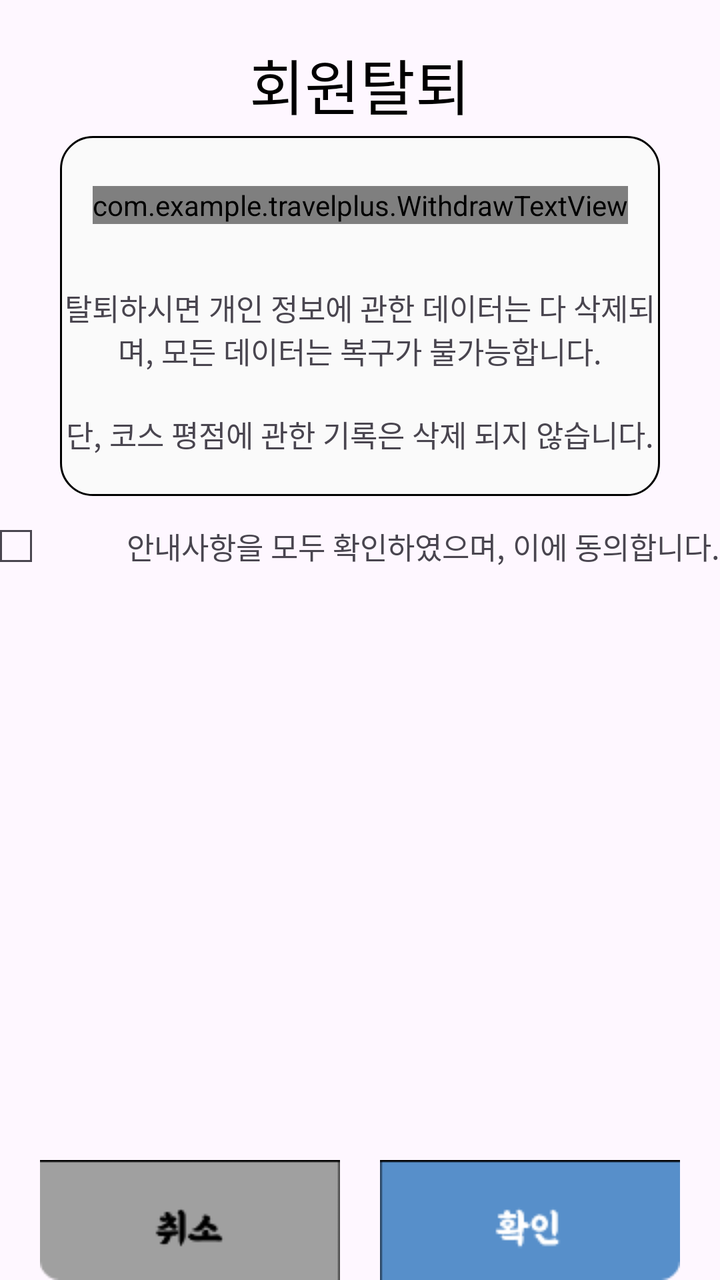
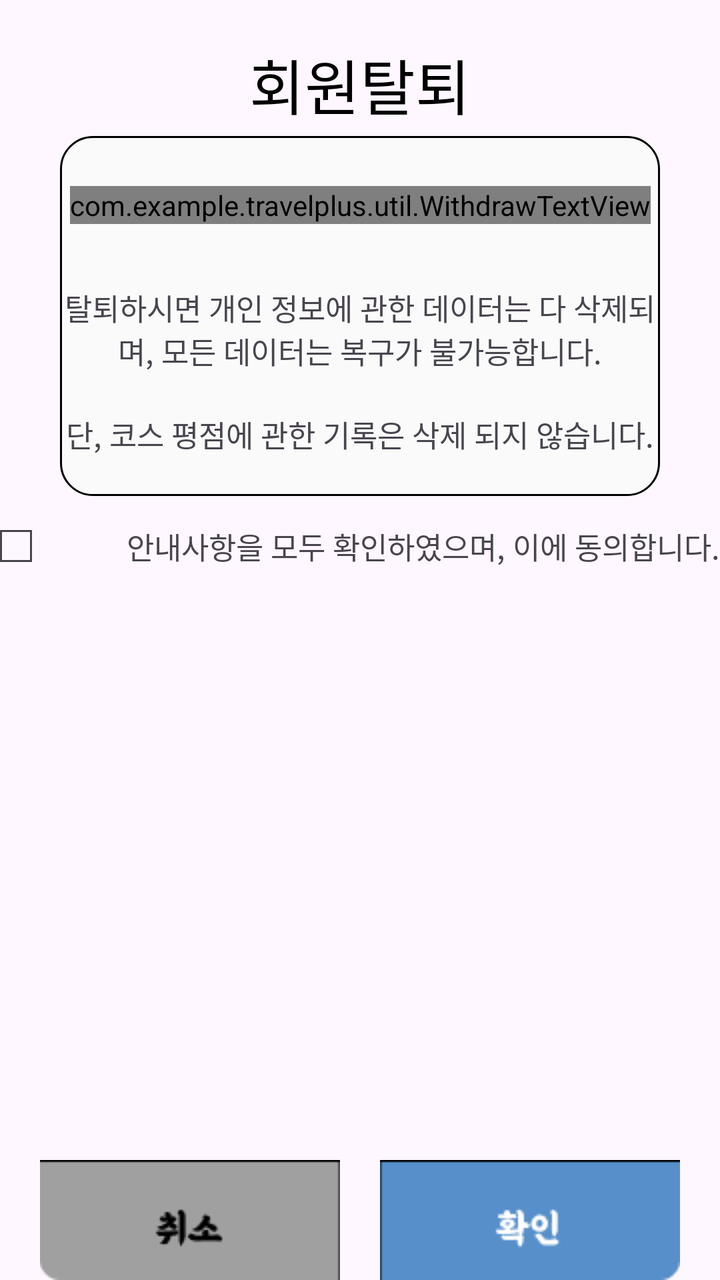

Screens rendered from an Android XML layout before and after an edit, with the pre-edit source and the edit as a unified diff.
<!-- AndroidManifest.xml: application theme Base.Theme.TravelPlus -->
<!-- res/layout/pop_up_withdraw.xml -->
<?xml version="1.0" encoding="utf-8"?>
<androidx.constraintlayout.widget.ConstraintLayout xmlns:android="http://schemas.android.com/apk/res/android"
    xmlns:app="http://schemas.android.com/apk/res-auto"
    xmlns:tools="http://schemas.android.com/tools"
    android:layout_width="300dp"
    android:layout_height="350dp">

    <TextView
        android:id="@+id/withdraw"
        android:layout_width="wrap_content"
        android:layout_height="wrap_content"
        android:fontFamily="@font/bmeuljirottf"
        android:text="회원탈퇴"
        android:textColor="@color/black"
        android:textSize="30dp"
        app:layout_constraintStart_toStartOf="parent"
        app:layout_constraintEnd_toEndOf="parent"
        app:layout_constraintTop_toTopOf="parent"
        android:layout_marginTop="20dp"/>
    <androidx.constraintlayout.widget.ConstraintLayout
        android:layout_width="300dp"
        android:layout_height="180dp"
        app:layout_constraintTop_toTopOf="@id/withdraw"
        android:layout_marginTop="48dp"
        app:layout_constraintStart_toStartOf="parent"
        app:layout_constraintEnd_toEndOf="parent"
        android:background="@drawable/rounded_withdraw_pop_up">
        <com.example.travelplus.WithdrawTextView
            android:id="@+id/check_text"
            android:layout_width="wrap_content"
            android:layout_height="wrap_content"
            android:text="여행+를 탈퇴하기 전 확인하세요"
            android:textColor="@color/black"
            android:textSize="18dp"
            android:fontFamily="@font/bmeuljirottf"
            app:layout_constraintTop_toTopOf="parent"
            app:layout_constraintStart_toStartOf="parent"
            app:layout_constraintEnd_toEndOf="parent"
            android:layout_marginTop="25dp" />
        <TextView
            android:layout_width="0dp"
            android:layout_height="wrap_content"
            android:textAlignment="center"
            android:text="탈퇴하시면 개인 정보에 관한 데이터는 다 삭제되며, 모든 데이터는 복구가 불가능합니다."
            android:fontFamily="@font/bmeuljirottf"
            android:textSize="15dp"
            app:layout_constraintTop_toTopOf="@id/check_text"
            app:layout_constraintStart_toStartOf="parent"
            app:layout_constraintEnd_toEndOf="parent"
            android:layout_marginTop="50dp"/>
        <TextView
            android:layout_width="wrap_content"
            android:layout_height="wrap_content"
            android:text="단, 코스 평점에 관한 기록은 삭제 되지 않습니다."
            android:fontFamily="@font/bmeuljirottf"
            android:textSize="15dp"
            app:layout_constraintTop_toTopOf="@id/check_text"
            app:layout_constraintStart_toStartOf="parent"
            app:layout_constraintEnd_toEndOf="parent"
            android:layout_marginTop="113dp"/>
    </androidx.constraintlayout.widget.ConstraintLayout>
    
    <CheckBox
        android:id="@+id/withdraw_check"
        android:layout_width="16dp"
        android:layout_height="16dp"
        app:layout_constraintTop_toTopOf="@id/withdraw"
        app:layout_constraintStart_toStartOf="parent"
        android:layout_marginTop="245dp" />
    <TextView
        android:layout_width="wrap_content"
        android:layout_height="wrap_content"
        android:text="안내사항을 모두 확인하였으며, 이에 동의합니다."
        android:fontFamily="@font/bmeuljirottf"
        android:textSize="15dp"
        app:layout_constraintTop_toTopOf="@id/withdraw"
        android:layout_marginTop="242dp"
        app:layout_constraintEnd_toEndOf="parent"/>
    <ImageView
        android:id="@+id/cancel_button"
        android:layout_width="150dp"
        android:layout_height="60dp"
        android:src="@drawable/cancel_btn"
        app:layout_constraintEnd_toStartOf="@id/check_button"
        app:layout_constraintStart_toStartOf="parent"
        app:layout_constraintBottom_toBottomOf="parent" />


    <ImageView
        android:id="@+id/check_button"
        android:layout_width="150dp"
        android:layout_height="60dp"
        android:src="@drawable/check_btn"
        android:clickable="false"
        app:layout_constraintEnd_toEndOf="parent"
        app:layout_constraintStart_toEndOf="@id/cancel_button"
        app:layout_constraintBottom_toBottomOf="parent" />

</androidx.constraintlayout.widget.ConstraintLayout>
<!-- resources referenced by this layout -->
<resources>
  <color name="black">#000000</color>
  <!-- drawable cancel_btn: png bitmap (drawable, 953 bytes) -->
  <!-- drawable check_btn: png bitmap (drawable, 1214 bytes) -->
  <!-- drawable rounded_withdraw_pop_up (drawable) -->
  <shape xmlns:android="http://schemas.android.com/apk/res/android"
      android:shape="rectangle">
      <solid android:color="#fafafa" />
      <corners android:radius="16dp" />
      <stroke android:color="@color/black" android:width="1dp"/>
  </shape>
  <style name="Base.Theme.TravelPlus" parent="Theme.Material3.DayNight.NoActionBar">
          
          
          <item name="colorPrimary">@color/black</item>
      </style>
</resources>

<!-- the commit's change to res/layout/pop_up_withdraw.xml (unified diff, before → after) -->
@@ -25,7 +25,7 @@
         app:layout_constraintStart_toStartOf="parent"
         app:layout_constraintEnd_toEndOf="parent"
         android:background="@drawable/rounded_withdraw_pop_up">
-        <com.example.travelplus.WithdrawTextView
+        <com.example.travelplus.util.WithdrawTextView
             android:id="@+id/check_text"
             android:layout_width="wrap_content"
             android:layout_height="wrap_content"
